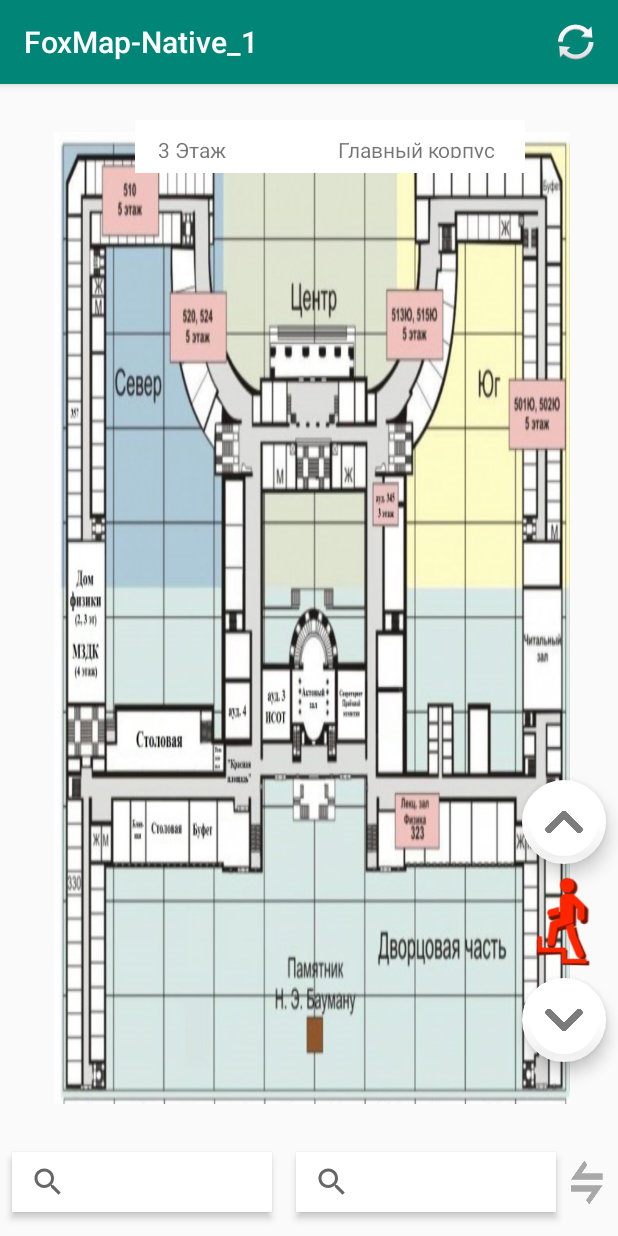
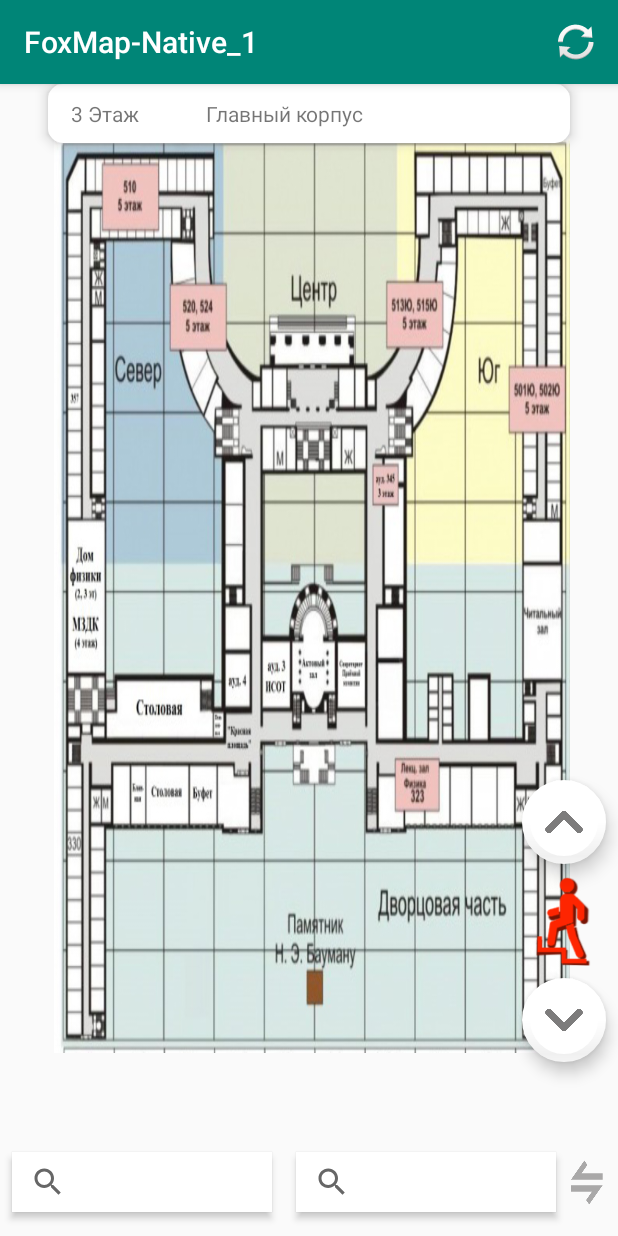
Before and after one commit to tamerlanchik/FoxCode, an Android app: the screen it shows after launch (MainActivity), on a phone screen of 412 x 824 dp. Run offline under Robolectric (Android 15) with nearby library versions, the phone set to English and light mode, and no system bars.

Commit message:
Обработчики SearchView.

```diff
--- a/Android App/FoxMapNative_1/app/src/main/java/com/example/foxmap_native_1/MainActivity.java
+++ b/Android App/FoxMapNative_1/app/src/main/java/com/example/foxmap_native_1/MainActivity.java
@@ -2,13 +2,14 @@ package com.example.foxmap_native_1;
 
 import android.support.v7.app.AppCompatActivity;
 import android.os.Bundle;
-import android.support.v7.widget.SearchView;
 import android.view.Menu;
 import android.view.MenuInflater;
 import android.view.MenuItem;
 import android.view.View;
+import android.widget.ImageButton;
 import android.widget.ImageView;
 import android.widget.ProgressBar;
+import android.widget.SearchView;
 import android.widget.Toast;
 
 
@@ -17,10 +18,11 @@ public class MainActivity extends AppCompatActivity {
     MenuItem mUpdateDataItem;
     ProgressBar mProgressBar;
 
-    android.widget.SearchView mSearchView1;
-    android.widget.SearchView mSearchView2;
+    android.widget.SearchView mDestSearchView;
+    android.widget.SearchView mSourceSearchView;
     MapDrawer mMapDrawer;
     ImageView mMapImageView;
+    ImageButton mReverseRouteButton;
 
     /*private class PingServer extends AsyncTask<Void,Void,Void> {
 
@@ -57,16 +59,60 @@ public class MainActivity extends AppCompatActivity {
             }
         });*/
 
-        mSearchView1 = findViewById(R.id.to_search_view);
-        mSearchView2 = findViewById(R.id.from_search_view);
+        mSourceSearchView = findViewById(R.id.from_search_view);
+        mSourceSearchView.setOnQueryTextListener(new SearchView.OnQueryTextListener() {
+            @Override
+            public boolean onQueryTextSubmit(String query) {
+                if(mDestSearchView.getQuery().length() > 0){
+                    displayRoute(query, mDestSearchView.getQuery().toString());
+                }else{
+                    searchOnMap(query);
+                }
+                return false;
+            }
+
+            @Override
+            public boolean onQueryTextChange(String newText) {
+                return false;
+            }
+        });
+
+        mDestSearchView = findViewById(R.id.to_search_view);
+        mDestSearchView.setOnQueryTextListener(new SearchView.OnQueryTextListener() {
+            @Override
+            public boolean onQueryTextSubmit(String query) {
+                if(mSourceSearchView.getQuery().length() > 0){
+                    displayRoute(mSourceSearchView.getQuery().toString(), query);
+                }else{
+                    searchOnMap(query);
+                }
+                return false;
+            }
+
+            @Override
+            public boolean onQueryTextChange(String newText) {
+                return false;
+            }
+        });
+
+        mReverseRouteButton = findViewById(R.id.reverse_route_button);
+        mReverseRouteButton.setOnClickListener(new View.OnClickListener() {
+            @Override
+            public void onClick(View v) {
+                CharSequence temp = mDestSearchView.getQuery();
+                mDestSearchView.setQuery(mSourceSearchView.getQuery(), true);
+                mSourceSearchView.setQuery(temp,true);
+            }
+        });
+
         /*mSearchButton = (Button) findViewById(R.id.search_button);
         mSearchButton.setOnClickListener(new View.OnClickListener() {
             @Override
             public void onClick(View v) {
                 mMapDrawer.DrawRoute();
                 Log.d(TAG, "Find route request");
-                String a = mSearchView1.getQuery().toString();
-                String b = mSearchView2.getQuery().toString();
+                String a = mDestSearchView.getQuery().toString();
+                String b = mSourceSearchView.getQuery().toString();
                 if(b.length() == 0){
                     Log.d(TAG, "Look for smth");
                 }else{
@@ -127,4 +173,11 @@ public class MainActivity extends AppCompatActivity {
     public boolean onOptionsItemSelected(MenuItem item) {
         return super.onOptionsItemSelected(item);
     }
+
+    private void searchOnMap(String query){
+        Toast.makeText(getApplicationContext(), "Looking for " + query, Toast.LENGTH_SHORT).show();
+    }
+    private void displayRoute(String from, String to){
+        Toast.makeText(getApplicationContext(), "Generating a route...", Toast.LENGTH_SHORT).show();
+    }
 }
--- /dev/null
+++ b/Android App/FoxMapNative_1/app/src/main/res/drawable/head_text_label_left.xml
@@ -0,0 +1,10 @@
+<?xml version="1.0" encoding="utf-8"?>
+
+<shape xmlns:android="http://schemas.android.com/apk/res/android"
+    android:shape="rectangle">
+    <solid android:color="@android:color/white"></solid>
+    <corners
+        android:bottomLeftRadius="10dp"
+        android:topLeftRadius="10dp"
+        ></corners>
+</shape>
--- /dev/null
+++ b/Android App/FoxMapNative_1/app/src/main/res/drawable/head_text_label_right.xml
@@ -0,0 +1,10 @@
+<?xml version="1.0" encoding="utf-8"?>
+
+<shape xmlns:android="http://schemas.android.com/apk/res/android"
+    android:shape="rectangle">
+    <solid android:color="@android:color/white"></solid>
+    <corners
+        android:bottomRightRadius="10dp"
+        android:topRightRadius="10dp"
+        ></corners>
+</shape>
--- a/Android App/FoxMapNative_1/app/src/main/res/layout/activity_main.xml
+++ b/Android App/FoxMapNative_1/app/src/main/res/layout/activity_main.xml
@@ -10,7 +10,7 @@
 
         android:id="@+id/map_image_view"
         android:layout_width="344dp"
-        android:layout_height="0dp"
+        android:layout_height="614dp"
         android:layout_marginStart="32dp"
         android:layout_marginTop="32dp"
         android:layout_marginEnd="32dp"
@@ -35,6 +35,7 @@
         android:alpha="1"
         android:background="@android:color/background_light"
         android:elevation="3dp"
+        android:queryHint="From"
         android:visibility="visible"
         app:layout_constraintBottom_toBottomOf="parent"
         app:layout_constraintEnd_toStartOf="@+id/to_search_view"
@@ -50,6 +51,7 @@
         android:alpha="1"
         android:background="@android:color/background_light"
         android:elevation="3dp"
+        android:queryHint="To"
         app:layout_constraintBottom_toBottomOf="@+id/from_search_view"
         app:layout_constraintEnd_toStartOf="@+id/reverse_route_button"
         app:layout_constraintHorizontal_bias="0.81"
@@ -105,33 +107,36 @@
         app:srcCompat="@drawable/arrow_down" />
 
     <TextView
-        android:id="@+id/textView7"
-        android:layout_width="140dp"
-        android:layout_height="35dp"
-        android:layout_marginEnd="70dp"
-        android:background="@android:color/background_light"
+        android:id="@+id/place_name_text_view"
+        android:layout_width="0dp"
+        android:layout_height="0dp"
+        android:layout_marginEnd="32dp"
+        android:background="@drawable/head_text_label_right"
+        android:elevation="5dp"
         android:paddingLeft="15dp"
         android:paddingTop="10dp"
         android:paddingRight="15dp"
         android:paddingBottom="10dp"
         android:text="Главный корпус"
-        app:layout_constraintEnd_toEndOf="@+id/map_image_view"
-        app:layout_constraintHorizontal_bias="0.0"
-        app:layout_constraintStart_toEndOf="@+id/textView6"
-        app:layout_constraintTop_toTopOf="@+id/textView6" />
+        app:layout_constraintBottom_toBottomOf="@+id/storey_number_text_view"
+        app:layout_constraintEnd_toEndOf="parent"
+        app:layout_constraintStart_toEndOf="@+id/storey_number_text_view"
+        app:layout_constraintTop_toTopOf="@+id/storey_number_text_view" />
 
     <TextView
-        android:id="@+id/textView6"
-        android:layout_width="120dp"
-        android:layout_height="35dp"
-        android:layout_marginStart="90dp"
-        android:layout_marginTop="24dp"
-        android:background="@android:color/background_light"
+        android:id="@+id/storey_number_text_view"
+        android:layout_width="90dp"
+        android:layout_height="wrap_content"
+        android:layout_marginStart="32dp"
+        android:background="@drawable/head_text_label_left"
+        android:elevation="5dp"
         android:paddingLeft="15dp"
         android:paddingTop="10dp"
         android:paddingRight="15dp"
         android:paddingBottom="10dp"
         android:text="3 Этаж"
+        app:layout_constraintEnd_toStartOf="@+id/place_name_text_view"
+        app:layout_constraintHorizontal_bias="1.0"
         app:layout_constraintStart_toStartOf="parent"
         app:layout_constraintTop_toTopOf="parent" />
 
```
